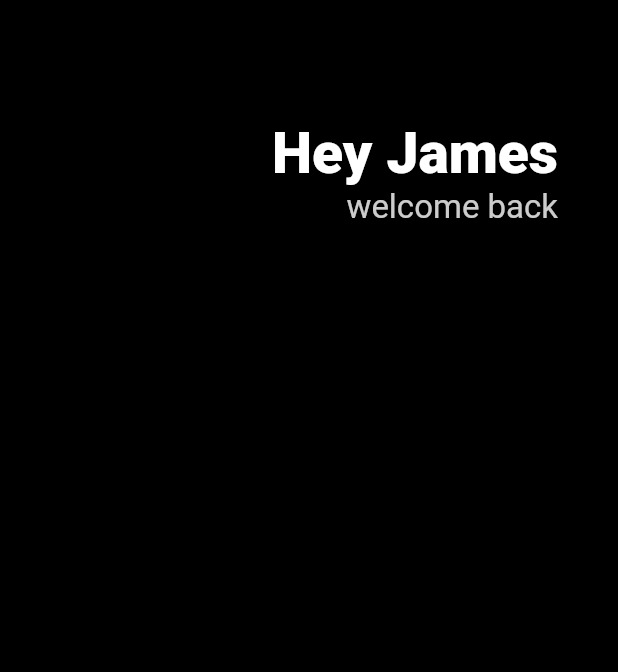
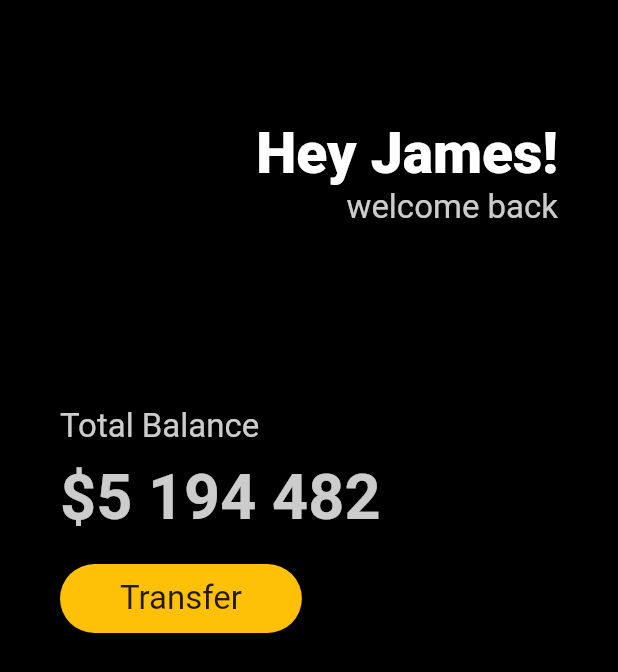
Before and after one commit to 04wakeup/toonflix, a Flutter app: the screen it shows after launch, on a phone screen of 412 x 824 dp. Shown: the top 672 px of the screen. Run offline on Flutter 3.47's test engine with Material 2 defaults, Android fonts, the phone set to English and light mode, and no system bars.

Commit message:
button-box-decoration

```diff
--- a/lib/main.dart
+++ b/lib/main.dart
@@ -15,6 +15,7 @@ class App extends StatelessWidget {
             horizontal: 40,
           ),
           child: Column(
+            crossAxisAlignment: CrossAxisAlignment.start,
             children: [
               SizedBox(
                 height: 80,
@@ -26,7 +27,7 @@ class App extends StatelessWidget {
                     crossAxisAlignment: CrossAxisAlignment.end,
                     children: [
                       Text(
-                        'Hey James',
+                        'Hey James!',
                         style: TextStyle(
                             color: Colors.white,
                             fontSize: 38,
@@ -40,7 +41,53 @@ class App extends StatelessWidget {
                     ],
                   )
                 ],
-              )
+              ),
+              SizedBox(
+                height: 120,
+              ),
+              Text(
+                'Total Balance',
+                style: TextStyle(
+                  fontSize: 22,
+                  color: Colors.white.withOpacity(0.8),
+                ),
+              ),
+              SizedBox(
+                height: 10,
+              ),
+              Text(
+                '\$5 194 482',
+                style: TextStyle(
+                  fontSize: 42,
+                  fontWeight: FontWeight.w600,
+                  color: Colors.white.withOpacity(0.8),
+                ),
+              ),
+              SizedBox(
+                height: 20,
+              ),
+              Row(
+                children: [
+                  Container(
+                    decoration: BoxDecoration(
+                      color: Colors.amber,
+                      borderRadius: BorderRadius.circular(45),
+                    ),
+                    child: Padding(
+                      padding: EdgeInsets.symmetric(
+                        vertical: 10,
+                        horizontal: 40,
+                      ),
+                      child: Text(
+                        'Transfer',
+                        style: TextStyle(
+                          fontSize: 22,
+                        ),
+                      ),
+                    ),
+                  )
+                ],
+              ),
             ],
           ),
         ),
```
